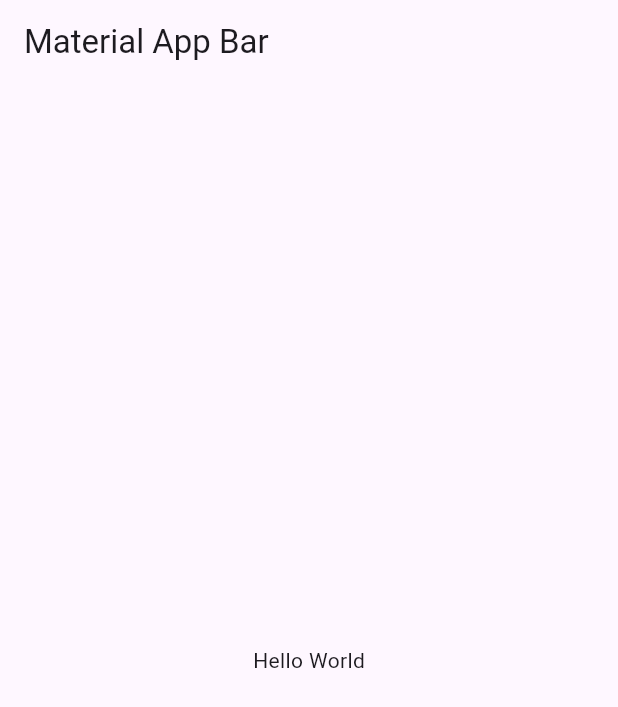
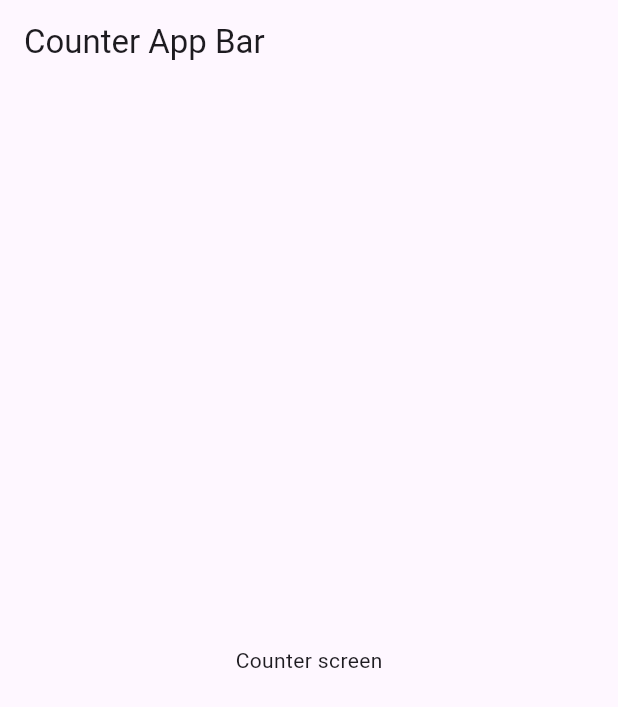
Before and after one commit to afperdomo2/introduccion-flutter, a Flutter app: the screen it shows after launch, on a phone screen of 412 x 824 dp. Shown: the top 707 px of the screen. Run offline on Flutter 3.47's test engine with Material 3 defaults, Android fonts, the phone set to English and light mode, and no system bars; our stand-ins replace card_swiper.

Commit message:
Añade la pantalla de contador y actualiza la estructura de la aplicación

```diff
--- a/lib/main.dart
+++ b/lib/main.dart
@@ -1,3 +1,4 @@
+import 'package:app_curso_flutter/screens/counter_screen.dart';
 import 'package:flutter/material.dart';
 
 void main() => runApp(const MyApp());
@@ -7,16 +8,9 @@ class MyApp extends StatelessWidget {
 
   @override
   Widget build(BuildContext context) {
-    return MaterialApp(
-      title: 'Material App',
-      home: Scaffold(
-        appBar: AppBar(
-          title: const Text('Material App Bar'),
-        ),
-        body: const Center(
-          child: Text('Hello World'),
-        ),
-      ),
-    );
+    return const MaterialApp(
+        title: 'Material App 2',
+        debugShowCheckedModeBanner: false,
+        home: CounterScreen());
   }
 }
--- /dev/null
+++ b/lib/screens/counter_screen.dart
@@ -0,0 +1,17 @@
+import 'package:flutter/material.dart';
+
+class CounterScreen extends StatelessWidget {
+  const CounterScreen({super.key});
+
+  @override
+  Widget build(BuildContext context) {
+    return Scaffold(
+      appBar: AppBar(
+        title: const Text('Counter App Bar'),
+      ),
+      body: const Center(
+        child: Text('Counter screen'),
+      ),
+    );
+  }
+}
```
